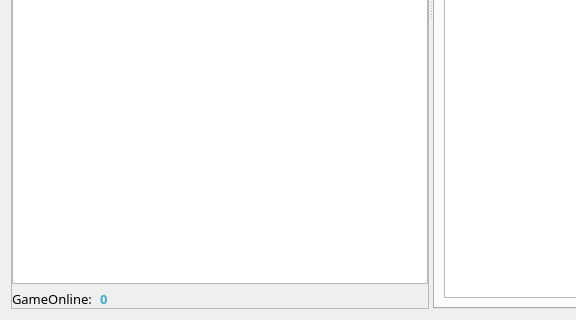
Above: AraSteamManager/forms/achievements/formachievements.ui from Arankir/AraSteamManager before the change; both pictures show x 0 to 576 and y 302 to 622 of the 894 by 622 pixel window. Below: the same form after it.
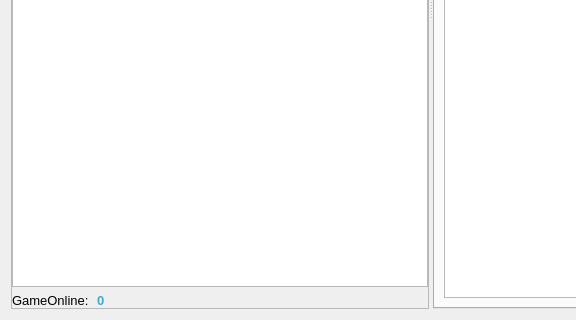
That is the form after the change. Custom widgets are drawn as their Qt base class.

```diff
--- a/AraSteamManager/forms/achievements/formachievements.ui
+++ b/AraSteamManager/forms/achievements/formachievements.ui
@@ -188,7 +188,6 @@
            </property>
            <property name="font">
             <font>
-             <family>Ebrima</family>
              <pointsize>10</pointsize>
             </font>
            </property>
@@ -201,9 +200,7 @@
           <widget class="QLabel" name="LabelGameOnlineValue">
            <property name="font">
             <font>
-             <family>Ebrima</family>
              <pointsize>10</pointsize>
-             <weight>75</weight>
              <bold>true</bold>
             </font>
            </property>
```
Left out of the diff: 8 changed lines with no effect on the pictures.
